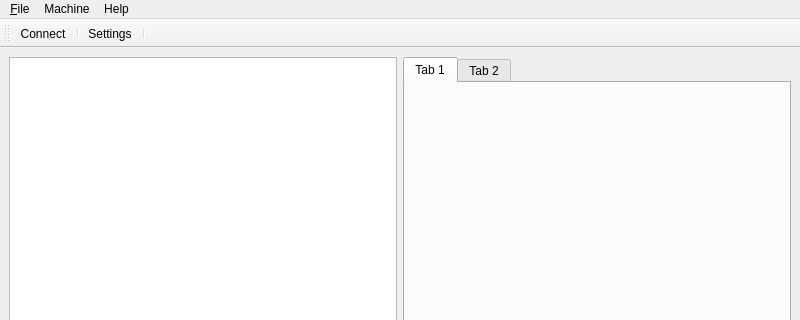
This is main_window.ui in glenno-x/rc-vbox as Qt 5 draws it before an edit; both pictures show x 0 to 800 and y 0 to 320 of the 800 by 600 pixel window. The edited form follows.
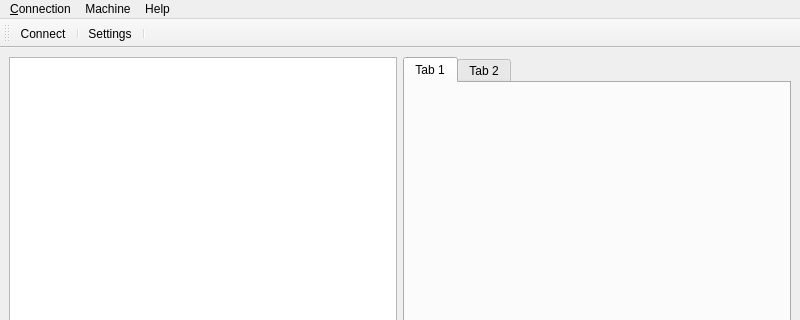
This is the edited form. Icons and pictures are not drawn.

Commit message: Progress MainWindow launching Dialog and updating property attribute.

```diff
--- a/main_window.ui
+++ b/main_window.ui
@@ -47,9 +47,9 @@
      <height>22</height>
     </rect>
    </property>
-   <widget class="QMenu" name="menuFile">
+   <widget class="QMenu" name="menuConnection">
     <property name="title">
-     <string>&amp;File</string>
+     <string>&amp;Connection</string>
     </property>
    </widget>
    <widget class="QMenu" name="menuMachine">
@@ -62,7 +62,7 @@
      <string>Help</string>
     </property>
    </widget>
-   <addaction name="menuFile"/>
+   <addaction name="menuConnection"/>
    <addaction name="menuMachine"/>
    <addaction name="menuHelp"/>
   </widget>
```
Left out of the diff: 12 changed lines with no effect on the pictures. The commit also changes 4 other files.
